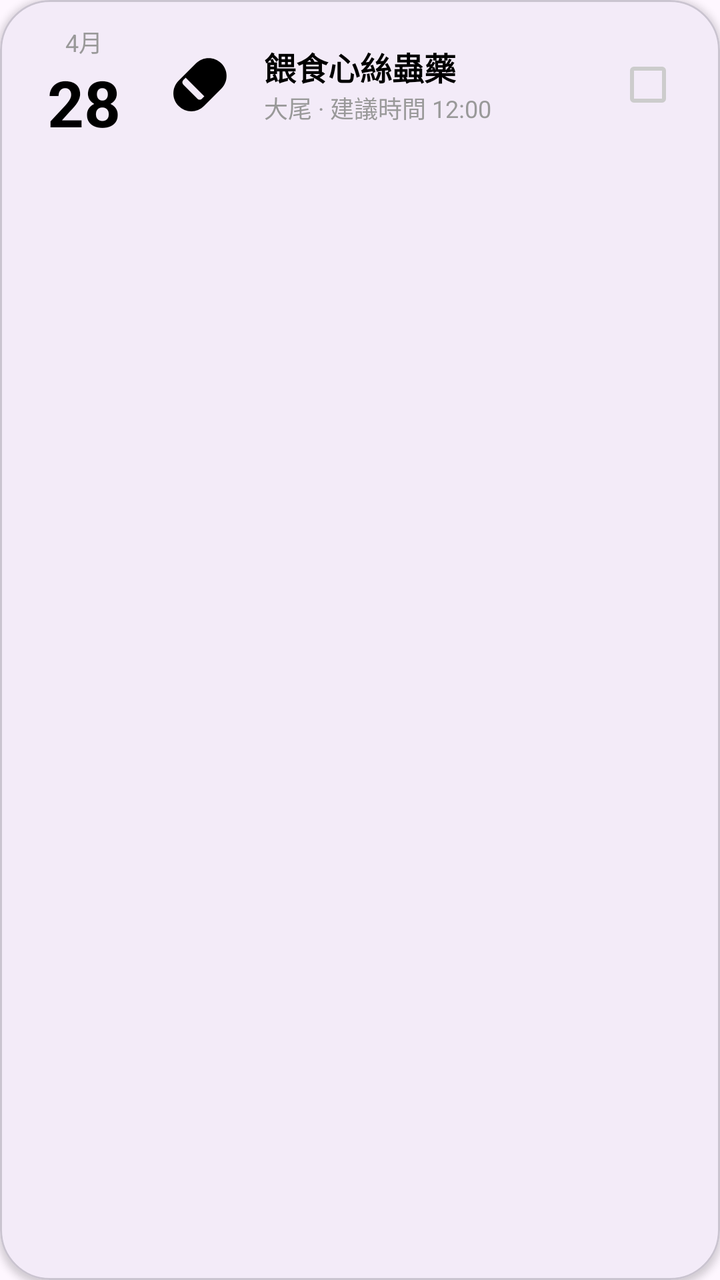
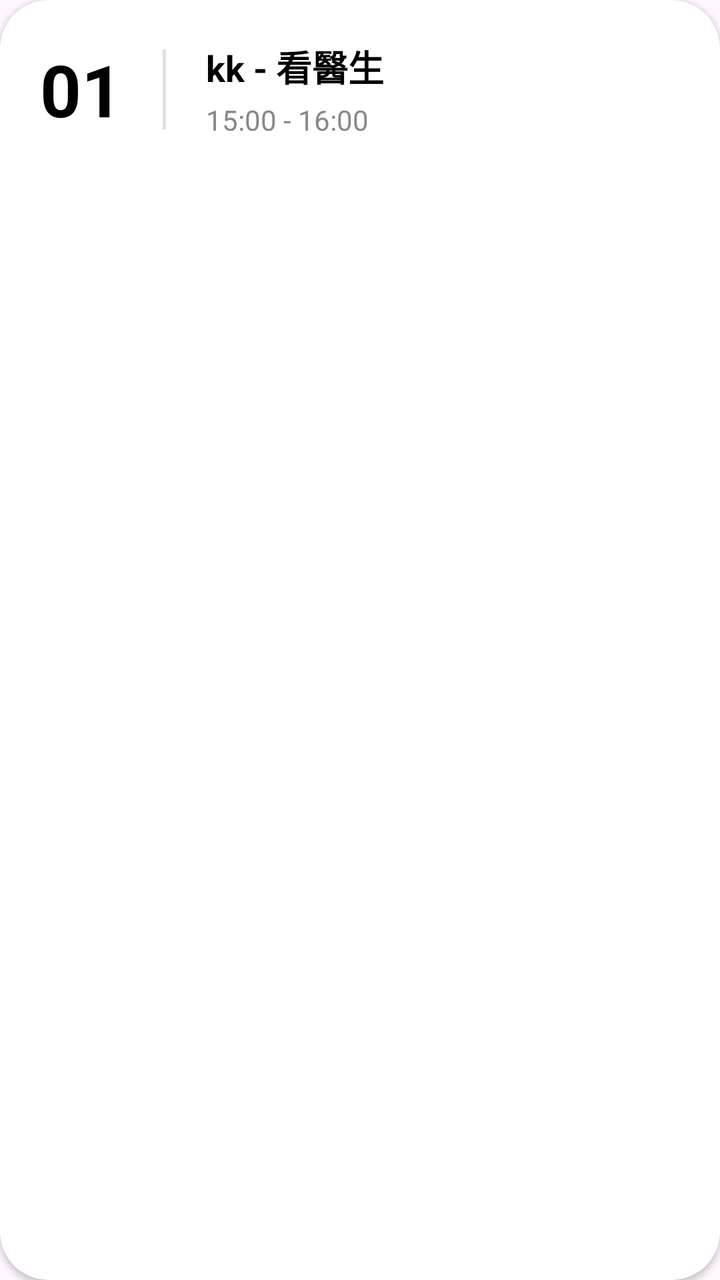

Two renders of the same Android screen: before a commit and after it. Below are the layout's source before the change and the commit's diff.
<!-- AndroidManifest.xml: application theme Theme.Pet_app -->
<!-- res/layout/item_event.xml -->
<?xml version="1.0" encoding="utf-8"?>
<com.google.android.material.card.MaterialCardView xmlns:android="http://schemas.android.com/apk/res/android"
    xmlns:app="http://schemas.android.com/apk/res-auto"
    android:layout_width="match_parent"
    android:layout_height="wrap_content"
    android:layout_marginHorizontal="16dp"
    android:layout_marginVertical="8dp"
    app:cardCornerRadius="25dp"
    app:cardElevation="2dp">

    <LinearLayout
        android:layout_width="match_parent"
        android:layout_height="wrap_content"
        android:gravity="center_vertical"
        android:orientation="horizontal"
        android:padding="12dp">

        <LinearLayout
            android:layout_width="60dp"
            android:layout_height="wrap_content"
            android:gravity="center"
            android:orientation="vertical">

            <TextView
                android:id="@+id/tv_event_month"
                android:layout_width="wrap_content"
                android:layout_height="wrap_content"
                android:text="4月"
                android:textColor="#999999"
                android:textSize="12sp" />

            <TextView
                android:id="@+id/tv_event_date_num"
                android:layout_width="wrap_content"
                android:layout_height="wrap_content"
                android:text="28"
                android:textColor="#000000"
                android:textSize="32sp"
                android:textStyle="bold" />
        </LinearLayout>

        <ImageView
            android:id="@+id/iv_event_icon"
            android:layout_width="40dp"
            android:layout_height="40dp"
            android:layout_marginStart="8dp"
            android:src="@drawable/ic_pill" />

        <LinearLayout
            android:layout_width="0dp"
            android:layout_height="wrap_content"
            android:layout_marginStart="12dp"
            android:layout_weight="1"
            android:orientation="vertical">

            <TextView
                android:id="@+id/tv_event_title"
                android:layout_width="wrap_content"
                android:layout_height="wrap_content"
                android:text="餵食心絲蟲藥"
                android:textColor="#000000"
                android:textSize="16sp"
                android:textStyle="bold" />

            <TextView
                android:id="@+id/tv_event_subtitle"
                android:layout_width="wrap_content"
                android:layout_height="wrap_content"
                android:text="大尾 · 建議時間 12:00"
                android:textColor="#999999"
                android:textSize="12sp" />
        </LinearLayout>

        <CheckBox
            android:id="@+id/cb_event_done"
            android:layout_width="wrap_content"
            android:layout_height="wrap_content"
            android:buttonTint="#CCCCCC"
            android:visibility="visible" />

        <TextView
            android:id="@+id/tv_event_time_tag"
            android:layout_width="wrap_content"
            android:layout_height="wrap_content"
            android:background="@drawable/bg_blue_pill"
            android:paddingHorizontal="10dp"
            android:paddingVertical="4dp"
            android:text="15:30"
            android:textColor="#4A90E2"
            android:textSize="12sp"
            android:visibility="gone" />

    </LinearLayout>
</com.google.android.material.card.MaterialCardView>
<!-- resources referenced by this layout -->
<resources>
  <!-- drawable bg_blue_pill (drawable) -->
  <?xml version="1.0" encoding="utf-8"?>
  <shape xmlns:android="http://schemas.android.com/apk/res/android">
      <solid android:color="#E1F5FE" /> <corners android:radius="10dp" />
  </shape>
  <!-- drawable ic_pill (drawable) -->
  <vector xmlns:android="http://schemas.android.com/apk/res/android"
      android:width="24dp"
      android:height="24dp"
      android:viewportWidth="24"
      android:viewportHeight="24">
      <path
          android:fillColor="#FF000000"
          android:pathData="M18.4,5.6c-2.1-2.1-5.5-2.1-7.6,0l-5.2,5.2c-2.1,2.1-2.1,5.5,0,7.6c2.1,2.1,5.5,2.1,7.6,0l5.2-5.2C20.5,11.1,20.5,7.7,18.4,5.6z M11.2,16.2l-4.2-4.2c-0.4-0.4-0.4-1,0-1.4l0.7-0.7l5.6,5.6l-0.7,0.7C12.2,16.6,11.6,16.6,11.2,16.2z"/>
  </vector>
  <style name="Theme.Pet_app" parent="Base.Theme.Pet_app" />
  <style name="Base.Theme.Pet_app" parent="Theme.Material3.DayNight.NoActionBar">
          
          
      </style>
</resources>

<!-- the commit's change to res/layout/item_event.xml (unified diff, before → after) -->
@@ -1,11 +1,12 @@
 <?xml version="1.0" encoding="utf-8"?>
-<com.google.android.material.card.MaterialCardView xmlns:android="http://schemas.android.com/apk/res/android"
+<androidx.cardview.widget.CardView xmlns:android="http://schemas.android.com/apk/res/android"
     xmlns:app="http://schemas.android.com/apk/res-auto"
     android:layout_width="match_parent"
     android:layout_height="wrap_content"
-    android:layout_marginHorizontal="16dp"
-    android:layout_marginVertical="8dp"
-    app:cardCornerRadius="25dp"
+    android:layout_marginTop="8dp"
+    android:layout_marginBottom="8dp"
+    app:cardBackgroundColor="#FFFFFF"
+    app:cardCornerRadius="24dp"
     app:cardElevation="2dp">
 
     <LinearLayout
@@ -13,82 +14,55 @@
         android:layout_height="wrap_content"
         android:gravity="center_vertical"
         android:orientation="horizontal"
-        android:padding="12dp">
+        android:padding="20dp">
 
-        <LinearLayout
-            android:layout_width="60dp"
+        <TextView
+            android:id="@+id/tv_item_date"
+            android:layout_width="wrap_content"
             android:layout_height="wrap_content"
-            android:gravity="center"
-            android:orientation="vertical">
+            android:text="01"
+            android:textColor="#000000"
+            android:textSize="36sp"
+            android:textStyle="bold" />
 
-            <TextView
-                android:id="@+id/tv_event_month"
-                android:layout_width="wrap_content"
-                android:layout_height="wrap_content"
-                android:text="4月"
-                android:textColor="#999999"
-                android:textSize="12sp" />
-
-            <TextView
-                android:id="@+id/tv_event_date_num"
-                android:layout_width="wrap_content"
-                android:layout_height="wrap_content"
-                android:text="28"
-                android:textColor="#000000"
-                android:textSize="32sp"
-                android:textStyle="bold" />
-        </LinearLayout>
-
-        <ImageView
-            android:id="@+id/iv_event_icon"
-            android:layout_width="40dp"
+        <View
+            android:layout_width="1.5dp"
             android:layout_height="40dp"
-            android:layout_marginStart="8dp"
-            android:src="@drawable/ic_pill" />
+            android:layout_marginStart="20dp"
+            android:layout_marginEnd="20dp"
+            android:background="#E0E0E0" />
 
         <LinearLayout
             android:layout_width="0dp"
             android:layout_height="wrap_content"
-            android:layout_marginStart="12dp"
             android:layout_weight="1"
             android:orientation="vertical">
 
             <TextView
-                android:id="@+id/tv_event_title"
+                android:id="@+id/tv_item_title"
                 android:layout_width="wrap_content"
                 android:layout_height="wrap_content"
-                android:text="餵食心絲蟲藥"
+                android:text="kk - 看醫生"
                 android:textColor="#000000"
-                android:textSize="16sp"
+                android:textSize="18sp"
                 android:textStyle="bold" />
 
             <TextView
-                android:id="@+id/tv_event_subtitle"
+                android:id="@+id/tv_item_time"
                 android:layout_width="wrap_content"
                 android:layout_height="wrap_content"
-                android:text="大尾 · 建議時間 12:00"
-                android:textColor="#999999"
-                android:textSize="12sp" />
+                android:layout_marginTop="4dp"
+                android:text="15:00 - 16:00"
+                android:textColor="#888888"
+                android:textSize="14sp" />
         </LinearLayout>
 
         <CheckBox
             android:id="@+id/cb_event_done"
             android:layout_width="wrap_content"
             android:layout_height="wrap_content"
-            android:buttonTint="#CCCCCC"
-            android:visibility="visible" />
-
-        <TextView
-            android:id="@+id/tv_event_time_tag"
-            android:layout_width="wrap_content"
-            android:layout_height="wrap_content"
-            android:background="@drawable/bg_blue_pill"
-            android:paddingHorizontal="10dp"
-            android:paddingVertical="4dp"
-            android:text="15:30"
-            android:textColor="#4A90E2"
-            android:textSize="12sp"
+            android:buttonTint="#E6B34D"
             android:visibility="gone" />
 
     </LinearLayout>
-</com.google.android.material.card.MaterialCardView>
+</androidx.cardview.widget.CardView>
<!-- resource entries referenced after the edit -->
@@ -1,20 +1,5 @@
 <!-- resources referenced by this layout -->
 <resources>
-  <!-- drawable bg_blue_pill (drawable) -->
-  <?xml version="1.0" encoding="utf-8"?>
-  <shape xmlns:android="http://schemas.android.com/apk/res/android">
-      <solid android:color="#E1F5FE" /> <corners android:radius="10dp" />
-  </shape>
-  <!-- drawable ic_pill (drawable) -->
-  <vector xmlns:android="http://schemas.android.com/apk/res/android"
-      android:width="24dp"
-      android:height="24dp"
-      android:viewportWidth="24"
-      android:viewportHeight="24">
-      <path
-          android:fillColor="#FF000000"
-          android:pathData="M18.4,5.6c-2.1-2.1-5.5-2.1-7.6,0l-5.2,5.2c-2.1,2.1-2.1,5.5,0,7.6c2.1,2.1,5.5,2.1,7.6,0l5.2-5.2C20.5,11.1,20.5,7.7,18.4,5.6z M11.2,16.2l-4.2-4.2c-0.4-0.4-0.4-1,0-1.4l0.7-0.7l5.6,5.6l-0.7,0.7C12.2,16.6,11.6,16.6,11.2,16.2z"/>
-  </vector>
   <style name="Theme.Pet_app" parent="Base.Theme.Pet_app" />
   <style name="Base.Theme.Pet_app" parent="Theme.Material3.DayNight.NoActionBar">
           
